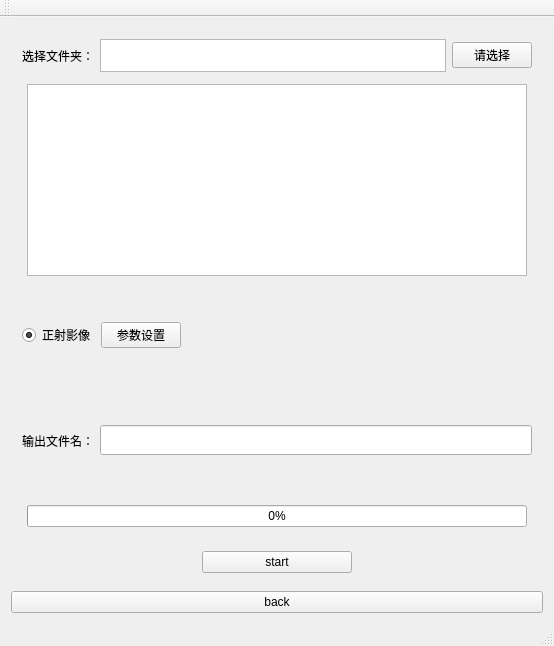
This is odm-front/openDroneMap-QT/mainwindow.ui in meitotoro/ODMFront as Qt 5 draws it before an edit. The edited form follows.
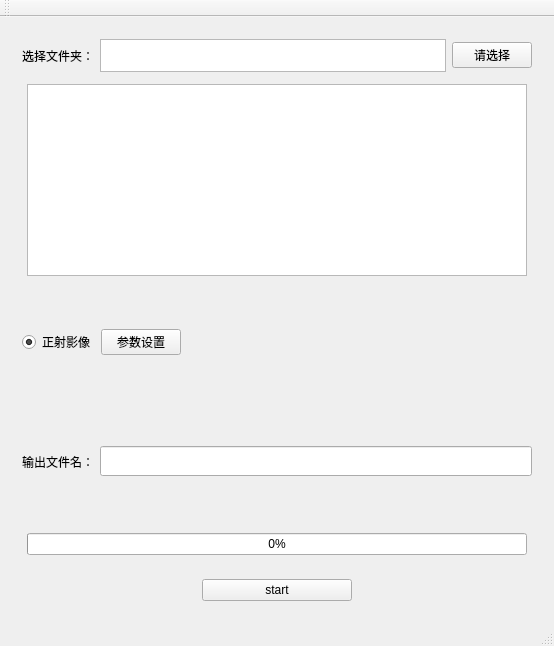
This is the edited form.

```diff
--- a/odm-front/openDroneMap-QT/mainwindow.ui
+++ b/odm-front/openDroneMap-QT/mainwindow.ui
@@ -311,13 +311,6 @@
       </layout>
      </widget>
     </item>
-    <item>
-     <widget class="QPushButton" name="back">
-      <property name="text">
-       <string>back</string>
-      </property>
-     </widget>
-    </item>
    </layout>
    <zorder>widget</zorder>
    <zorder>widget_2</zorder>
```
Left out of the diff: 1 changed line with no effect on the pictures.
